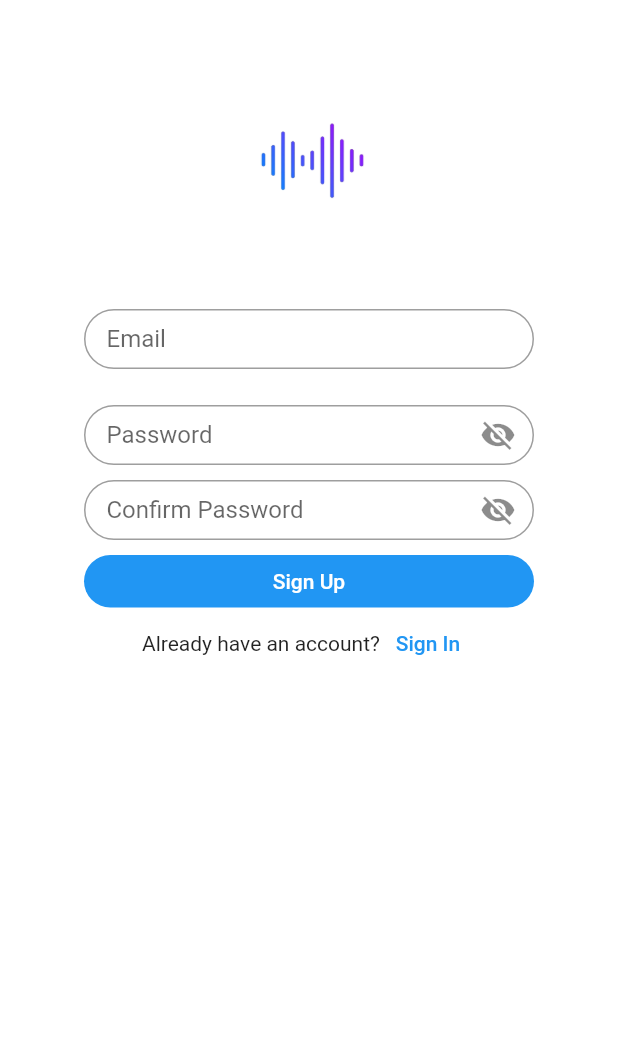
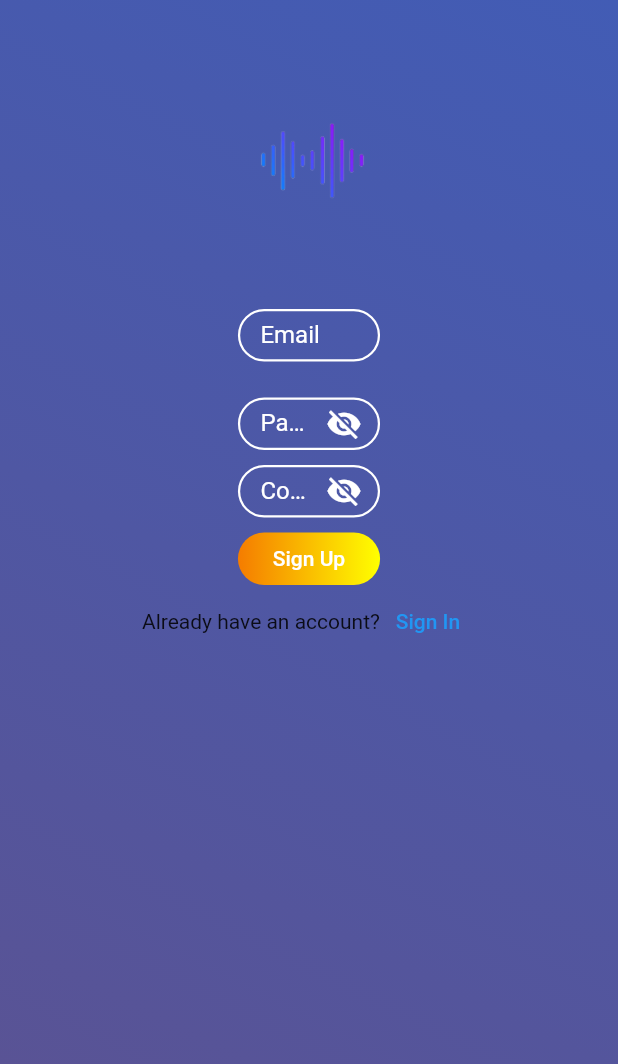
Before and after one commit to mohammadb1992/sign_up_sign_in_practice, a Flutter app: the screen it shows after launch, on a phone screen of 412 x 824 dp. Shown: the top 1064 px of the screen. Run offline on Flutter 3.47's test engine with Material 2 defaults, Android fonts, the phone set to English and light mode, and no system bars.

Commit message:
Ui changed. for got password must be responsive or be constant on left of column.

```diff
--- a/lib/sign_up_screen.dart
+++ b/lib/sign_up_screen.dart
@@ -1,5 +1,5 @@
 import 'package:flutter/material.dart';
-import 'package:sign_up_sign_in_practice/color.dart';
+// import 'package:sign_up_sign_in_practice/color.dart';
 import 'package:sign_up_sign_in_practice/widget.dart';
 import 'package:sign_up_sign_in_practice/sign_in_screen.dart';
 
@@ -21,8 +21,18 @@ class _SignUpScreenState extends State<SignUpScreen> {
   Widget build(BuildContext context) {
     double screenWidth = MediaQuery.sizeOf(context).width;
     double screenHeight = MediaQuery.sizeOf(context).height;
-    return Scaffold(
-      backgroundColor: textFieldColor,
+    return Container(
+      decoration: const BoxDecoration(
+          gradient: LinearGradient(
+        colors: [
+          Color(0xFF5C5291),
+          Color(0xFF425CB5),
+        ],
+        begin: Alignment.bottomLeft,
+        end: Alignment.topRight,
+      )),
+      child: Scaffold(
+        backgroundColor: Colors.transparent,
         body: SafeArea(
           child: SingleChildScrollView(
             child: Column(
@@ -54,16 +64,25 @@ class _SignUpScreenState extends State<SignUpScreen> {
                     labelText: "Confirm Password"),
                 const SizedBox(height: 10),
                 Container(
+                  width: screenWidth * 0.23,
+                  height: 35,
                   decoration: BoxDecoration(
                     borderRadius: BorderRadius.circular(150),
+                    gradient: LinearGradient(
+                      colors: [
+                        Colors.orange.shade700,
+                        Colors.yellowAccent,
+                      ],
+                      begin: Alignment.centerLeft,
+                      end: Alignment.centerRight,
                     ),
-                width: 300,
-                height: 35,
+                  ),
                   child: ElevatedButton(
                       style: ElevatedButton.styleFrom(
                         elevation: 0,
                         shape: RoundedRectangleBorder(
                             borderRadius: BorderRadius.circular(150)),
+                        backgroundColor: Colors.transparent,
                       ),
                       onPressed: () {},
                       child: const Text("Sign Up")),
@@ -84,6 +103,7 @@ class _SignUpScreenState extends State<SignUpScreen> {
             ),
           ),
         ),
+      ),
     );
   }
 }
--- a/lib/widget.dart
+++ b/lib/widget.dart
@@ -1,5 +1,5 @@
 import 'package:flutter/material.dart';
-import 'package:sign_up_sign_in_practice/color.dart';
+// import 'package:sign_up_sign_in_practice/color.dart';
 
 class MyTextField extends StatefulWidget {
   const MyTextField({
@@ -34,26 +34,51 @@ class _MyTextFieldState extends State<MyTextField> {
 
   @override
   Widget build(BuildContext context) {
+    double screenWidth = MediaQuery.sizeOf(context).width;
+
     return Container(
       decoration: BoxDecoration(
-          borderRadius: BorderRadius.circular(150), color: textFieldColor),
-      height: 40,
-      width: 300,
+        borderRadius: BorderRadius.circular(150),
+      ),
+      height: 35,
+      width: screenWidth * 0.23,
       child: TextField(
           controller: widget.controller,
           obscureText: changeObscureText,
           keyboardType: widget.keyboardType,
           decoration: InputDecoration(
+            filled: false,
             contentPadding: const EdgeInsets.only(bottom: 1, top: 1, left: 15),
             border: OutlineInputBorder(
+                borderRadius: BorderRadius.circular(50),
+                borderSide: const BorderSide(
+                  color: Colors.white,
+                  width: 1.5,
+                )),
+            enabledBorder: OutlineInputBorder(
+                borderRadius: BorderRadius.circular(50),
+                borderSide: const BorderSide(
+                  color: Colors.white,
+                  width: 1.5,
+                )),
+            focusedBorder: OutlineInputBorder(
               borderRadius: BorderRadius.circular(50),
+              borderSide: const BorderSide(color: Colors.white, width: 1.5),
             ),
+            labelStyle: const TextStyle(color: Colors.white),
             labelText: widget.labelText,
+            suffixStyle: const TextStyle(),
             suffixIcon: widget.haveSuffixIcon == true
                 ? GestureDetector(
                     child: changeObscureText
-                        ? const Icon(Icons.visibility_off)
-                        : const Icon(Icons.visibility),
+                        ? const Icon(
+                            Icons.visibility_off,
+                            color: Colors.white,
+                          )
+                        : const Icon(
+                            Icons.visibility,
+                            color: Colors.white,
+                          ),
                     onTap: () {
                       onTap();
                     },
```
Also changed, not shown: lib/sign_in_screen.dart (+61 -15 lines). Lines whose indentation alone changed are shown as unchanged.
